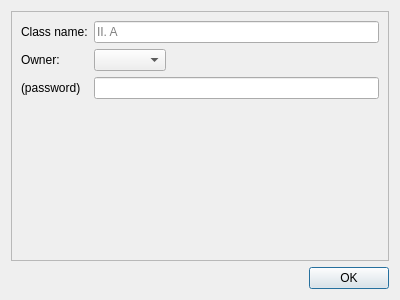
Before: the Qt Designer form ui/classedit.ui in Open-Typer/ClassMonitor, drawn with Qt 5.
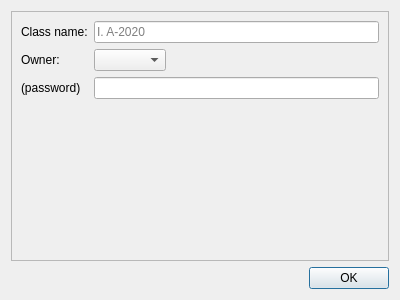
After: the same form once the commit is applied.

Commit message: ui: classedit: Update class name placeholder

What changed in the file:
```diff
--- a/ui/classedit.ui
+++ b/ui/classedit.ui
@@ -79,7 +79,7 @@
          <number>20</number>
         </property>
         <property name="placeholderText">
-         <string>II. A</string>
+         <string>I. A-2020</string>
         </property>
        </widget>
       </item>
```
